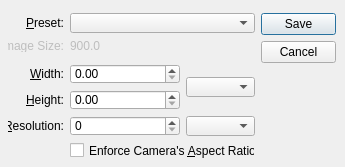
First picture: the form in source/gloperate-qtwidgets/source/ScreenshotWidget.ui, repository cginternals/gloperate, before the edit.
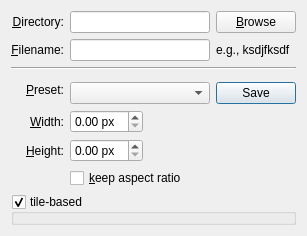
Second picture: the form after the edit.

Commit message: Adds new layout to ScreenshotWidget UI

Patch:
```diff
--- a/source/gloperate-qtwidgets/source/ScreenshotWidget.ui
+++ b/source/gloperate-qtwidgets/source/ScreenshotWidget.ui
@@ -6,86 +6,36 @@
    <rect>
     <x>0</x>
     <y>0</y>
-    <width>345</width>
-    <height>167</height>
+    <width>307</width>
+    <height>211</height>
    </rect>
   </property>
   <property name="windowTitle">
    <string>Form</string>
   </property>
-  <widget class="QLabel" name="sizeLabel">
-   <property name="enabled">
-    <bool>false</bool>
-   </property>
-   <property name="geometry">
-    <rect>
-     <x>8</x>
-     <y>39</y>
-     <width>56</width>
-     <height>13</height>
-    </rect>
-   </property>
-   <property name="text">
-    <string>Image Size:</string>
-   </property>
-   <property name="alignment">
-    <set>Qt::AlignRight|Qt::AlignTrailing|Qt::AlignVCenter</set>
-   </property>
-  </widget>
-  <widget class="QLabel" name="sizeInfoLabel">
-   <property name="enabled">
+  <layout class="QGridLayout" name="gridLayout">
+   <item row="8" column="0" colspan="4">
+    <widget class="QGroupBox" name="groupBox_2">
+     <property name="title">
+      <string>tile-based</string>
+     </property>
+     <property name="flat">
     <bool>false</bool>
    </property>
-   <property name="geometry">
-    <rect>
-     <x>70</x>
-     <y>39</y>
-     <width>185</width>
-     <height>13</height>
-    </rect>
-   </property>
-   <property name="text">
-    <string>900.0</string>
-   </property>
-  </widget>
-  <widget class="QDialogButtonBox" name="buttonBox">
-   <property name="geometry">
-    <rect>
-     <x>261</x>
-     <y>13</y>
-     <width>75</width>
-     <height>169</height>
-    </rect>
-   </property>
-   <property name="orientation">
-    <enum>Qt::Vertical</enum>
-   </property>
-   <property name="standardButtons">
-    <set>QDialogButtonBox::Cancel|QDialogButtonBox::Save</set>
-   </property>
-  </widget>
-  <widget class="QCheckBox" name="aspectCheckBox">
-   <property name="geometry">
-    <rect>
-     <x>70</x>
-     <y>142</y>
-     <width>185</width>
-     <height>17</height>
-    </rect>
-   </property>
+     <property name="checkable">
+      <bool>true</bool>
+     </property>
+    </widget>
+   </item>
+   <item row="1" column="3">
+    <widget class="QLabel" name="label">
    <property name="text">
-    <string>Enforce Camera's &amp;Aspect Ratio</string>
-   </property>
-  </widget>
+      <string>e.g., ksdjfksdf</string>
+     </property>
+    </widget>
+   </item>
+   <item row="5" column="0">
   <widget class="QLabel" name="widthLabel">
-   <property name="geometry">
-    <rect>
-     <x>8</x>
-     <y>64</y>
-     <width>56</width>
-     <height>20</height>
-    </rect>
-   </property>
    <property name="text">
     <string>&amp;Width:</string>
    </property>
@@ -96,69 +46,105 @@
     <cstring>widthDoubleSpinBox</cstring>
    </property>
   </widget>
+   </item>
+   <item row="1" column="1" colspan="2">
+    <widget class="QLineEdit" name="lineEdit"/>
+   </item>
+   <item row="4" column="3">
+    <widget class="QDialogButtonBox" name="buttonBox">
+     <property name="orientation">
+      <enum>Qt::Horizontal</enum>
+     </property>
+     <property name="standardButtons">
+      <set>QDialogButtonBox::Save</set>
+     </property>
+    </widget>
+   </item>
+   <item row="0" column="0">
+    <widget class="QLabel" name="directoryLabel">
+     <property name="sizePolicy">
+      <sizepolicy hsizetype="Preferred" vsizetype="Preferred">
+       <horstretch>1</horstretch>
+       <verstretch>0</verstretch>
+      </sizepolicy>
+     </property>
+     <property name="text">
+      <string>&amp;Directory:</string>
+     </property>
+     <property name="alignment">
+      <set>Qt::AlignRight|Qt::AlignTrailing|Qt::AlignVCenter</set>
+     </property>
+     <property name="buddy">
+      <cstring>directoryLineEdit</cstring>
+     </property>
+    </widget>
+   </item>
+   <item row="0" column="3">
+    <widget class="QPushButton" name="openDirectoryButton">
+     <property name="sizePolicy">
+      <sizepolicy hsizetype="Minimum" vsizetype="Fixed">
+       <horstretch>1</horstretch>
+       <verstretch>0</verstretch>
+      </sizepolicy>
+     </property>
+     <property name="text">
+      <string>&amp;Browse</string>
+     </property>
+    </widget>
+   </item>
+   <item row="3" column="0" rowspan="2">
+    <widget class="QLabel" name="presetLabel">
+     <property name="text">
+      <string>&amp;Preset:</string>
+     </property>
+     <property name="alignment">
+      <set>Qt::AlignRight|Qt::AlignTrailing|Qt::AlignVCenter</set>
+     </property>
+     <property name="buddy">
+      <cstring>presetsComboBox</cstring>
+     </property>
+    </widget>
+   </item>
+   <item row="0" column="1" colspan="2">
+    <widget class="QLineEdit" name="directoryLineEdit">
+     <property name="enabled">
+      <bool>true</bool>
+     </property>
+     <property name="sizePolicy">
+      <sizepolicy hsizetype="Expanding" vsizetype="Fixed">
+       <horstretch>2</horstretch>
+       <verstretch>0</verstretch>
+      </sizepolicy>
+     </property>
+     <property name="readOnly">
+      <bool>true</bool>
+     </property>
+    </widget>
+   </item>
+   <item row="1" column="0">
+    <widget class="QLabel" name="filenameLabel">
+     <property name="text">
+      <string>&amp;Filename:</string>
+     </property>
+     <property name="alignment">
+      <set>Qt::AlignRight|Qt::AlignTrailing|Qt::AlignVCenter</set>
+     </property>
+     <property name="buddy">
+      <cstring>lineEdit</cstring>
+     </property>
+    </widget>
+   </item>
+   <item row="4" column="1" colspan="2">
   <widget class="QComboBox" name="presetsComboBox">
-   <property name="geometry">
-    <rect>
-     <x>70</x>
-     <y>13</y>
-     <width>185</width>
-     <height>20</height>
-    </rect>
-   </property>
    <property name="font">
     <font>
      <family>Courier New</family>
     </font>
    </property>
   </widget>
-  <widget class="QLabel" name="resolutionLabel">
-   <property name="geometry">
-    <rect>
-     <x>8</x>
-     <y>116</y>
-     <width>56</width>
-     <height>20</height>
-    </rect>
-   </property>
-   <property name="text">
-    <string>&amp;Resolution:</string>
-   </property>
-   <property name="alignment">
-    <set>Qt::AlignRight|Qt::AlignTrailing|Qt::AlignVCenter</set>
-   </property>
-   <property name="buddy">
-    <cstring>resolutionSpinBox</cstring>
-   </property>
-  </widget>
-  <widget class="QComboBox" name="resolutionUnitComboBox">
-   <property name="geometry">
-    <rect>
-     <x>186</x>
-     <y>116</y>
-     <width>69</width>
-     <height>20</height>
-    </rect>
-   </property>
-  </widget>
-  <widget class="QComboBox" name="widthHeightUnitComboBox">
-   <property name="geometry">
-    <rect>
-     <x>186</x>
-     <y>77</y>
-     <width>69</width>
-     <height>20</height>
-    </rect>
-   </property>
-  </widget>
+   </item>
+   <item row="6" column="0">
   <widget class="QLabel" name="heightLabel">
-   <property name="geometry">
-    <rect>
-     <x>8</x>
-     <y>90</y>
-     <width>56</width>
-     <height>20</height>
-    </rect>
-   </property>
    <property name="text">
     <string>&amp;Height:</string>
    </property>
@@ -169,65 +155,50 @@
     <cstring>heightDoubleSpinBox</cstring>
    </property>
   </widget>
-  <widget class="QLabel" name="presetLabel">
-   <property name="geometry">
-    <rect>
-     <x>8</x>
-     <y>13</y>
-     <width>56</width>
-     <height>20</height>
-    </rect>
-   </property>
+   </item>
+   <item row="9" column="2">
+    <spacer name="verticalSpacer">
+     <property name="orientation">
+      <enum>Qt::Vertical</enum>
+     </property>
+     <property name="sizeHint" stdset="0">
+      <size>
+       <width>20</width>
+       <height>162</height>
+      </size>
+     </property>
+    </spacer>
+   </item>
+   <item row="7" column="1" colspan="2">
+    <widget class="QCheckBox" name="aspectCheckBox">
    <property name="text">
-    <string>&amp;Preset:</string>
-   </property>
-   <property name="alignment">
-    <set>Qt::AlignRight|Qt::AlignTrailing|Qt::AlignVCenter</set>
-   </property>
-   <property name="buddy">
-    <cstring>presetsComboBox</cstring>
-   </property>
-  </widget>
-  <widget class="QDoubleSpinBox" name="widthDoubleSpinBox">
-   <property name="geometry">
-    <rect>
-     <x>70</x>
-     <y>64</y>
-     <width>110</width>
-     <height>20</height>
-    </rect>
-   </property>
-  </widget>
+      <string>&amp;keep aspect ratio</string>
+     </property>
+    </widget>
+   </item>
+   <item row="6" column="1">
   <widget class="QDoubleSpinBox" name="heightDoubleSpinBox">
-   <property name="geometry">
-    <rect>
-     <x>70</x>
-     <y>90</y>
-     <width>110</width>
-     <height>20</height>
-    </rect>
-   </property>
-  </widget>
-  <widget class="QSpinBox" name="resolutionSpinBox">
-   <property name="geometry">
-    <rect>
-     <x>70</x>
-     <y>116</y>
-     <width>110</width>
-     <height>20</height>
-    </rect>
-   </property>
-  </widget>
- </widget>
- <tabstops>
-  <tabstop>presetsComboBox</tabstop>
-  <tabstop>widthDoubleSpinBox</tabstop>
-  <tabstop>heightDoubleSpinBox</tabstop>
-  <tabstop>widthHeightUnitComboBox</tabstop>
-  <tabstop>resolutionSpinBox</tabstop>
-  <tabstop>resolutionUnitComboBox</tabstop>
-  <tabstop>aspectCheckBox</tabstop>
- </tabstops>
+     <property name="suffix">
+      <string> px</string>
+     </property>
+    </widget>
+   </item>
+   <item row="5" column="1">
+    <widget class="QDoubleSpinBox" name="widthDoubleSpinBox">
+     <property name="suffix">
+      <string> px</string>
+     </property>
+    </widget>
+   </item>
+   <item row="2" column="0" colspan="4">
+    <widget class="Line" name="line">
+     <property name="orientation">
+      <enum>Qt::Horizontal</enum>
+     </property>
+    </widget>
+   </item>
+  </layout>
+ </widget>
  <resources/>
  <connections/>
 </ui>
```
Lines whose indentation alone changed are shown as unchanged.
